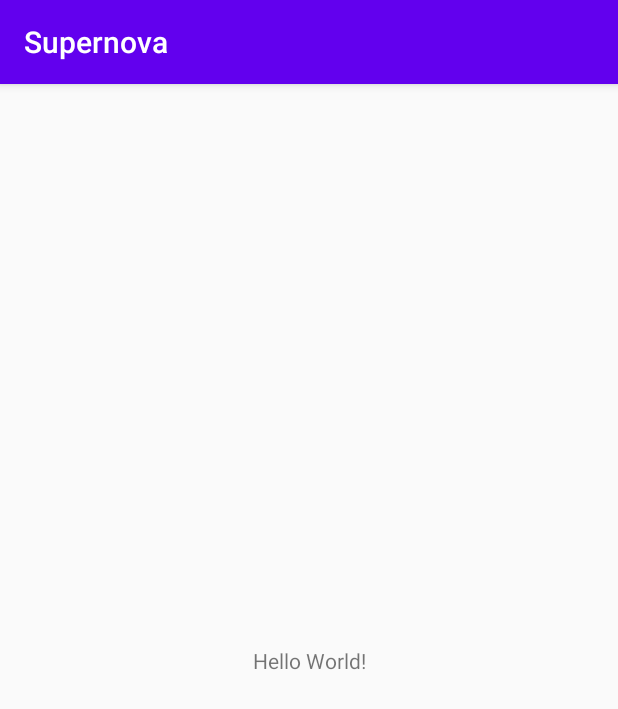
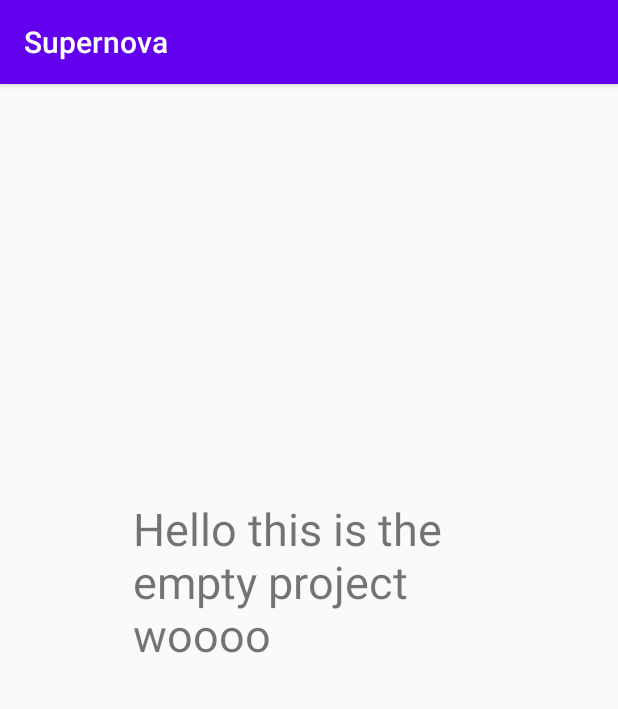
Before and after one commit to nyerpson/supernova, an Android app: the screen it shows after launch (MainActivity), on a phone screen of 412 x 824 dp. Shown: the top 709 px of the screen. Run offline under Robolectric (Android 15) with nearby library versions, the phone set to English and light mode, and no system bars.

Commit message:
idk what i did I guess I changed the text

```diff
--- a/app/src/main/res/layout/activity_main.xml
+++ b/app/src/main/res/layout/activity_main.xml
@@ -7,9 +7,10 @@
     tools:context=".MainActivity">
 
     <TextView
-        android:layout_width="wrap_content"
-        android:layout_height="wrap_content"
-        android:text="Hello World!"
+        android:layout_width="235dp"
+        android:layout_height="216dp"
+        android:text="Hello this is the empty project woooo"
+        android:textSize="30sp"
         app:layout_constraintBottom_toBottomOf="parent"
         app:layout_constraintLeft_toLeftOf="parent"
         app:layout_constraintRight_toRightOf="parent"
```
